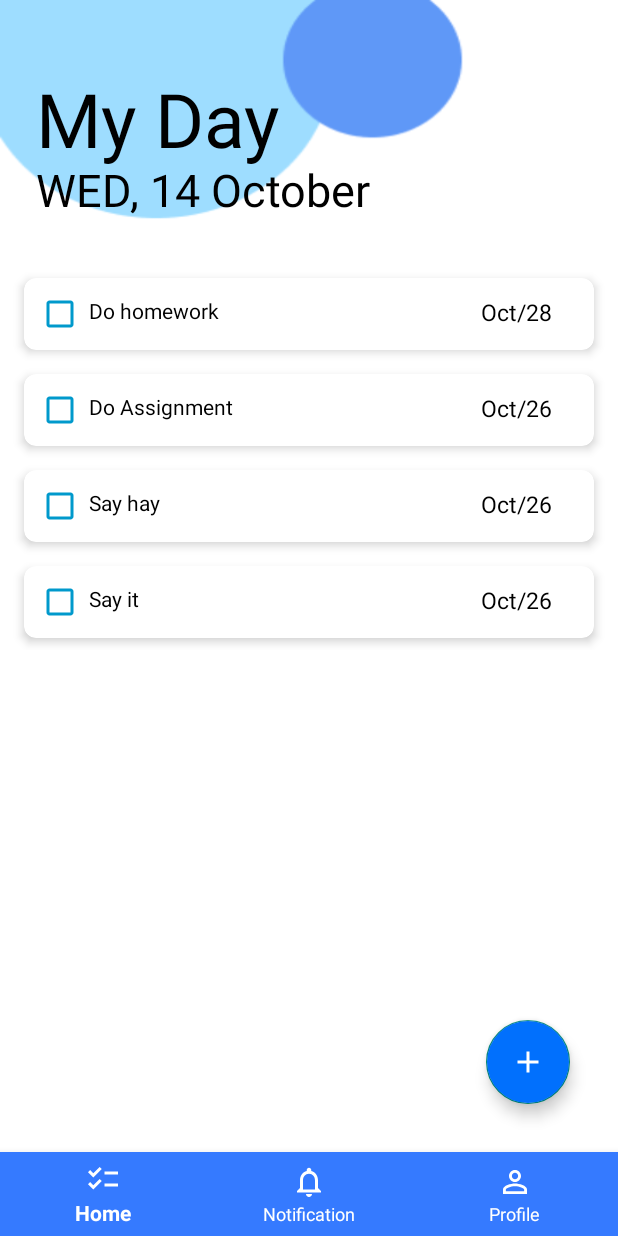
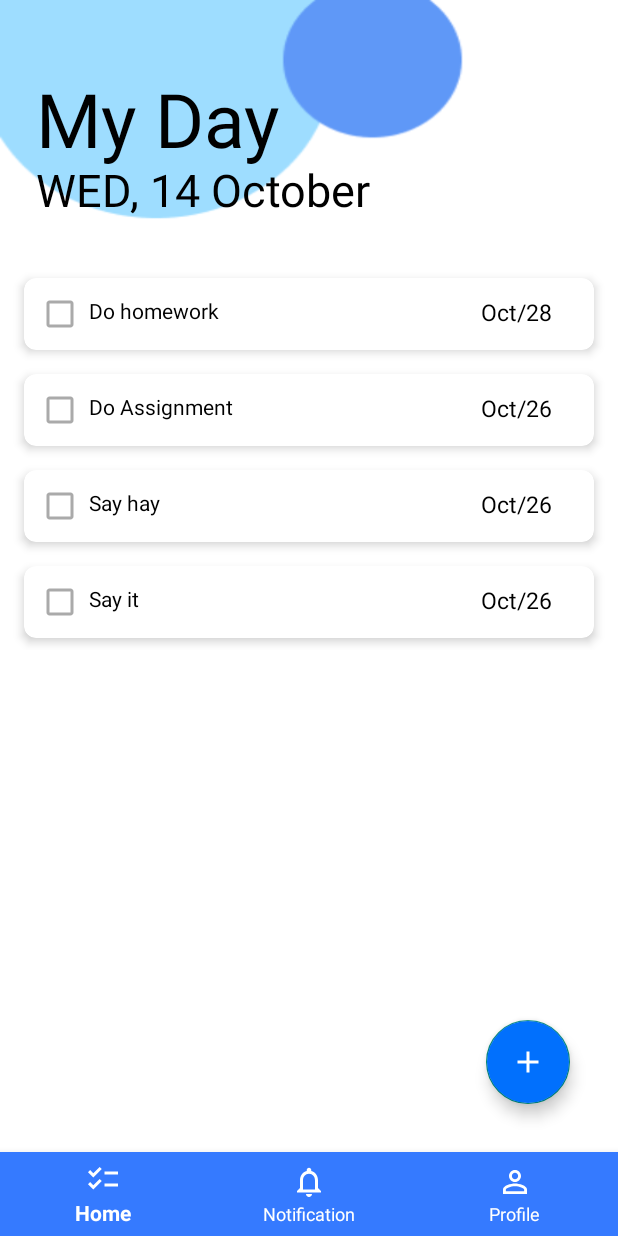
Before and after one commit to GimhanPerera/Task-Scheduling-App, an Android app: the HomeFragment screen opened directly, with no data from a screen before it, on a phone screen of 412 x 824 dp. Run offline under Robolectric (Android 15) with nearby library versions, the phone set to English and light mode, and no system bars.

Commit message:
calender, home page check box colors changed to dark blue Edit task calender fixed

```diff
--- a/app/src/main/java/com/example/test3/AddTaskFragment.java
+++ b/app/src/main/java/com/example/test3/AddTaskFragment.java
@@ -90,6 +90,7 @@ public class AddTaskFragment extends Fragment {
     private void showDatePickerDialog(TextView selectedDateTextView, Calendar selectedDateCalendar) {
         DatePickerDialog datePickerDialog = new DatePickerDialog(
                 requireContext(),
+                R.style.DatePickerDialogStyle,
                 new DatePickerDialog.OnDateSetListener() {
                     @Override
                     public void onDateSet(DatePicker view, int year, int month, int dayOfMonth) {
--- a/app/src/main/res/layout/activity_task_layout.xml
+++ b/app/src/main/res/layout/activity_task_layout.xml
@@ -18,7 +18,7 @@
             android:id="@+id/todoCheckbox"
             android:layout_width="wrap_content"
             android:layout_height="wrap_content"
-            android:buttonTint="@android:color/holo_blue_dark"
+            android:theme="@style/colored_checkbox"
             android:paddingStart="8dp"
             android:text="" />
         <TextView
--- /dev/null
+++ b/app/src/main/res/values/style.xml
@@ -0,0 +1,17 @@
+<?xml version="1.0" encoding="utf-8"?>
+<resources>
+    <style name="colored_checkbox" parent="Theme.AppCompat.Light">
+        <!--Selected item-->
+        <item name="colorAccent">@color/darkBlue</item>
+        <!--not-selected item-->
+        <item name="android:textColorSecondary">@android:color/darker_gray</item>
+    </style>
+    <style name="DatePickerDialogStyle" parent="Theme.AppCompat.Light.Dialog">
+        <!-- Change the color of the selected date -->
+        <item name="colorAccent">@color/darkBlue</item>
+
+        <!-- Change the color of the calendar month and year labels -->
+        <item name="android:textColorPrimary">@color/darkBlue</item>
+    </style>
+
+</resources>
```
Also changed, not shown: app/src/main/java/com/example/test3/EditTaskActivity.java (+12 -6 lines), 1 other file.
